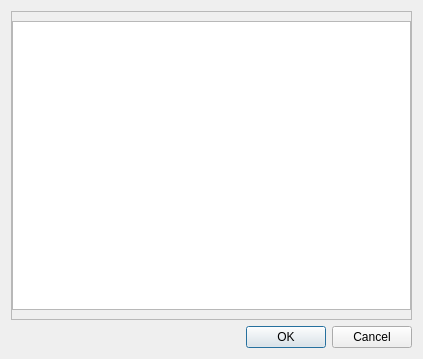
grigp/a-analyser, file personal_programs/dialogs/selectdailyprogramdialog.ui: the form before one commit.
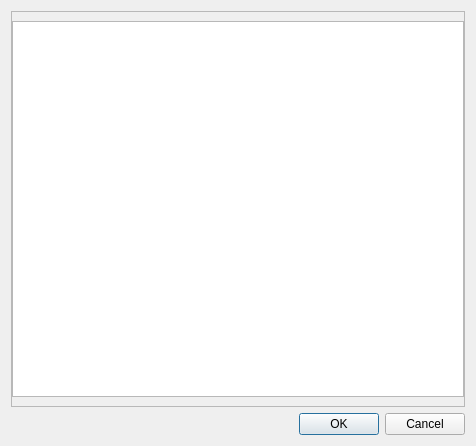
The form after the commit.

Diff of the .ui file:
```diff
--- a/personal_programs/dialogs/selectdailyprogramdialog.ui
+++ b/personal_programs/dialogs/selectdailyprogramdialog.ui
@@ -6,8 +6,8 @@
    <rect>
     <x>0</x>
     <y>0</y>
-    <width>423</width>
-    <height>359</height>
+    <width>476</width>
+    <height>446</height>
    </rect>
   </property>
   <property name="windowTitle">
```
Left out of the diff: 8 changed lines with no effect on the pictures.
